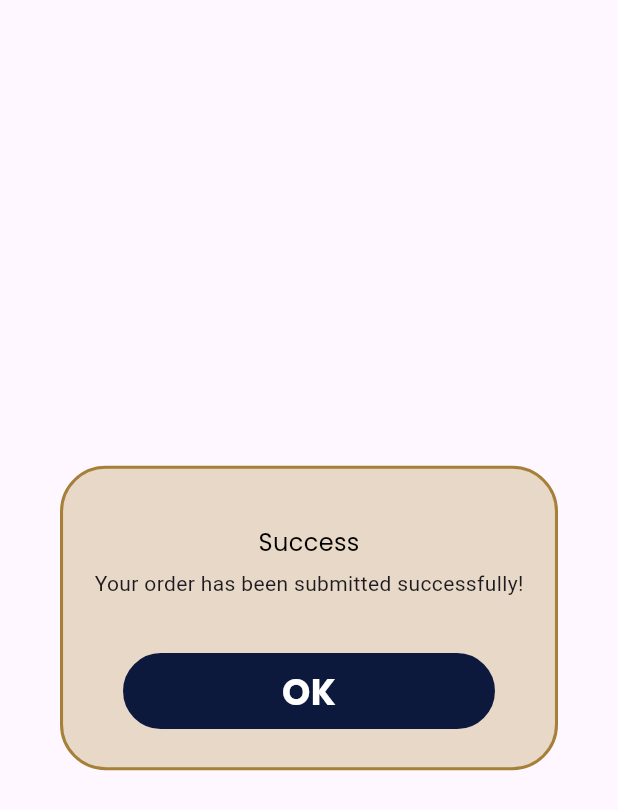
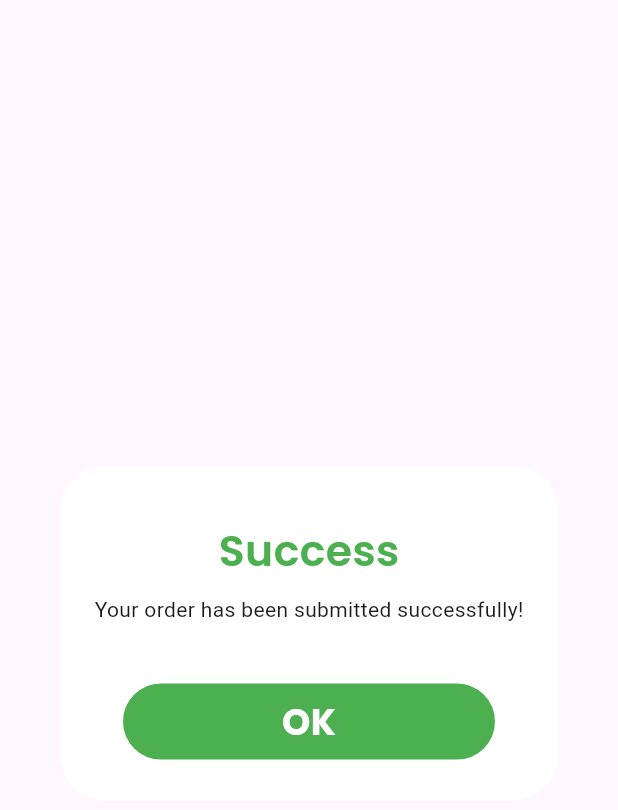
Before and after one commit to AbdallahLabib/baridx_task, a Flutter app: the AppDialog widget shown alone on an empty page, opened directly, on a phone screen of 412 x 824 dp. Shown: the top 810 px of the screen. Run offline on Flutter 3.47's test engine with Material 3 defaults, Android fonts, the light colour scheme and no system bars; our stand-ins replace country_picker, flutter_animate, flutter_bloc, flutter_credit_card, flutter_screenutil, flutter_secure_storage and 7 more; accounts and stored records are empty.

Commit message:
Update AppDialog styling and order creation success dialog colors

```diff
--- a/lib/core/services/dialog_service/dialogs/app_dialog.dart
+++ b/lib/core/services/dialog_service/dialogs/app_dialog.dart
@@ -27,12 +27,12 @@ class AppDialog extends StatelessWidget {
               Padding(
                 padding: EdgeInsets.only(top: 50.h),
                 child: Container(
-                  height: 200.h,
+                  height: 220.h,
                   width: 330.w,
                   decoration: BoxDecoration(
-                    color: const Color(0xffBB9651).withOpacity(0.32),
+                    color: Colors.white,
                     borderRadius: BorderRadius.circular(30.r),
-                    border: Border.all(color: const Color(0xffA67F38), width: 2.sp),
+                    border: Border.all(color: Colors.white, width: 2.sp),
                   ),
                   child: _buildBody(context),
                 ),
@@ -57,14 +57,16 @@ class AppDialog extends StatelessWidget {
                   40.heightBox,
                   AppText(
                     text: dialogModel.title ?? "",
-                    textColor: Colors.black,
+                    textColor: Colors.green,
+                    fontSize: 28.sp,
+                    fontWeight: FontWeight.w600,
                   ),
-                  10.heightBox,
+                  15.heightBox,
                   AppText(
                     text: dialogModel.description ?? "",
                     textStyle: context.textTheme.bodyMedium,
                     overflow: TextOverflow.ellipsis,
-                    fontSize: 12.sp,
+                    fontSize: 14.sp,
                   ),
                   24.heightBox,
                 ],
@@ -102,8 +104,8 @@ class AppDialog extends StatelessWidget {
             onTap: dialogModel.onPrimaryTapped ?? context.pop,
             text: dialogModel.primaryText,
             type: ButtonType.active,
-            buttonColor: dialogModel.primaryButtonColor ?? const Color(0xFF0C193D),
-            borderColor: dialogModel.primaryButtonColor ?? const Color(0xFF0C193D),
+            buttonColor: dialogModel.primaryButtonColor ?? Colors.green,
+            borderColor: dialogModel.primaryButtonColor ?? Colors.green,
             textColor: Colors.white,
             textSize: dialogModel.primaryFontSize ?? context.textTheme.headlineSmall!.fontSize,
           ),
--- a/lib/features/order_creation/presentation/pages/order_creation_page.dart
+++ b/lib/features/order_creation/presentation/pages/order_creation_page.dart
@@ -37,6 +37,7 @@ class OrderCreationPage extends StatelessWidget {
                     title: 'Success',
                     description: 'Your order has been submitted successfully!',
                     primaryText: 'OK',
+                    primaryButtonColor: Colors.green,
                     onPrimaryTapped: () {
                       context.read<OrderCreationCubit>().reset();
                       Navigator.pop(context);
```
